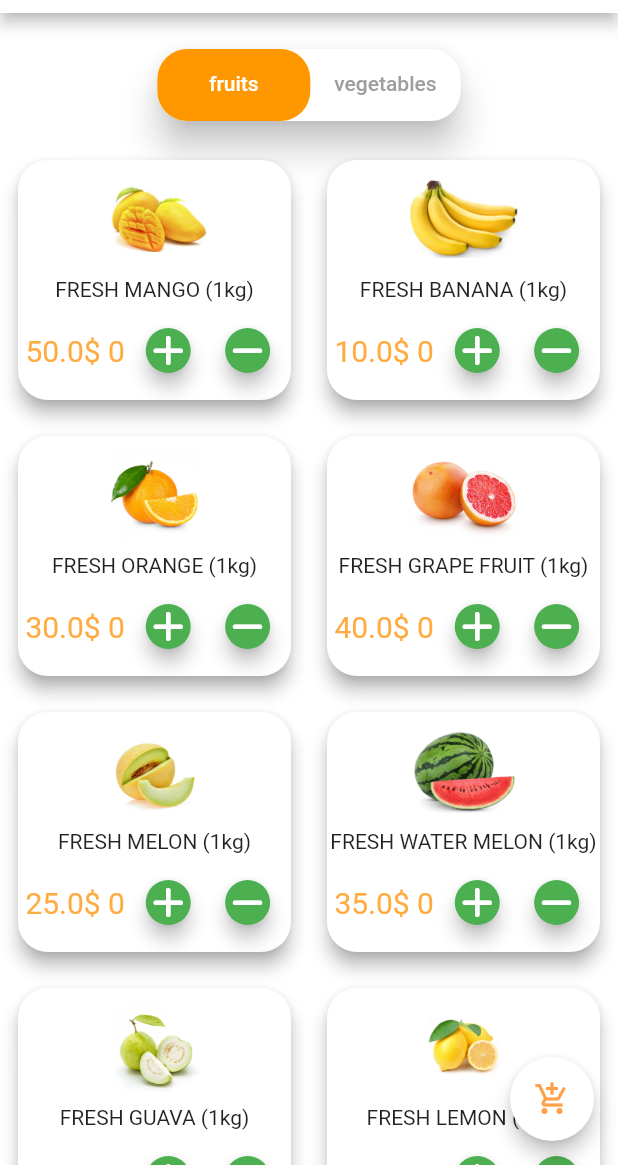
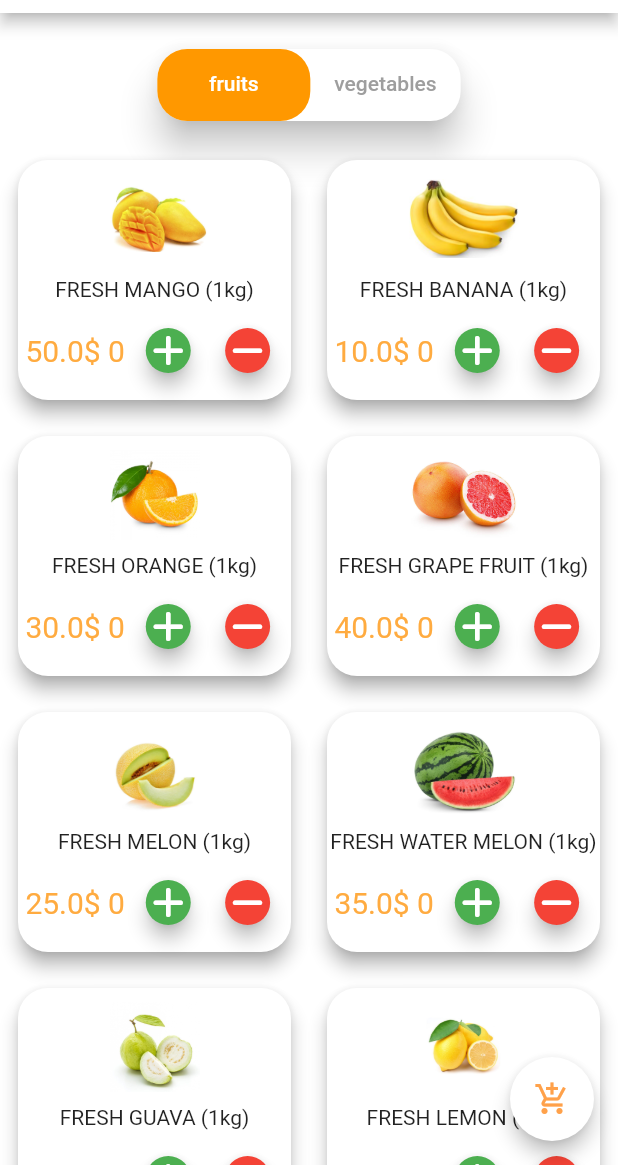
Before and after one commit to Gasimhacker/farm-store, a Flutter app: the Store screen opened directly, on a phone screen of 412 x 824 dp, the part 71-1236 px from its top. Run offline on Flutter 3.47's test engine with Material 2 defaults, Android fonts, the phone set to English and light mode, and no system bars; our stand-ins replace animated_splash_screen, cloud_firestore, firebase_auth, firebase_core, font_awesome_flutter, rflutter_alert; accounts and stored records are empty.

Commit message:
confirm password validation changes + minus button background color

```diff
--- a/lib/components/fruit_vegetables_card.dart
+++ b/lib/components/fruit_vegetables_card.dart
@@ -56,6 +56,7 @@ class _FruitVegetableCardState extends State<FruitVegetableCard> {
                     ),
                   ),
                   PlusMinusButton(
+                    color: Colors.green,
                     //Look into the components directory(plus_button.dart).
                     icon: FontAwesomeIcons.plus,
                     onPressed: () {
@@ -66,6 +67,7 @@ class _FruitVegetableCardState extends State<FruitVegetableCard> {
                     },
                   ),
                   PlusMinusButton(
+                    color: Colors.red,
                     icon: FontAwesomeIcons.minus,
                     //Look into the components directory(plus_button.dart).
                     onPressed: () {
--- a/lib/components/plus_button.dart
+++ b/lib/components/plus_button.dart
@@ -5,8 +5,10 @@ import 'package:font_awesome_flutter/font_awesome_flutter.dart';
 class PlusMinusButton extends StatelessWidget {
   final VoidCallback onPressed;
   final IconData icon;
+  final Color color;
   // ignore: use_key_in_widget_constructors
-  const PlusMinusButton({required this.onPressed, required this.icon});
+  const PlusMinusButton(
+      {required this.onPressed, required this.icon, required this.color});
   @override
   Widget build(BuildContext context) {
     return RawMaterialButton(
@@ -16,7 +18,7 @@ class PlusMinusButton extends StatelessWidget {
         height: 30.0,
       ),
       shape: const CircleBorder(),
-      fillColor: Colors.green,
+      fillColor: color,
       onPressed: onPressed,
       child: Icon(
         icon,
```
Also changed, not shown: lib/components/form_card.dart (+4 -3 lines), lib/pages/sign_up.dart (+9 -5 lines).
